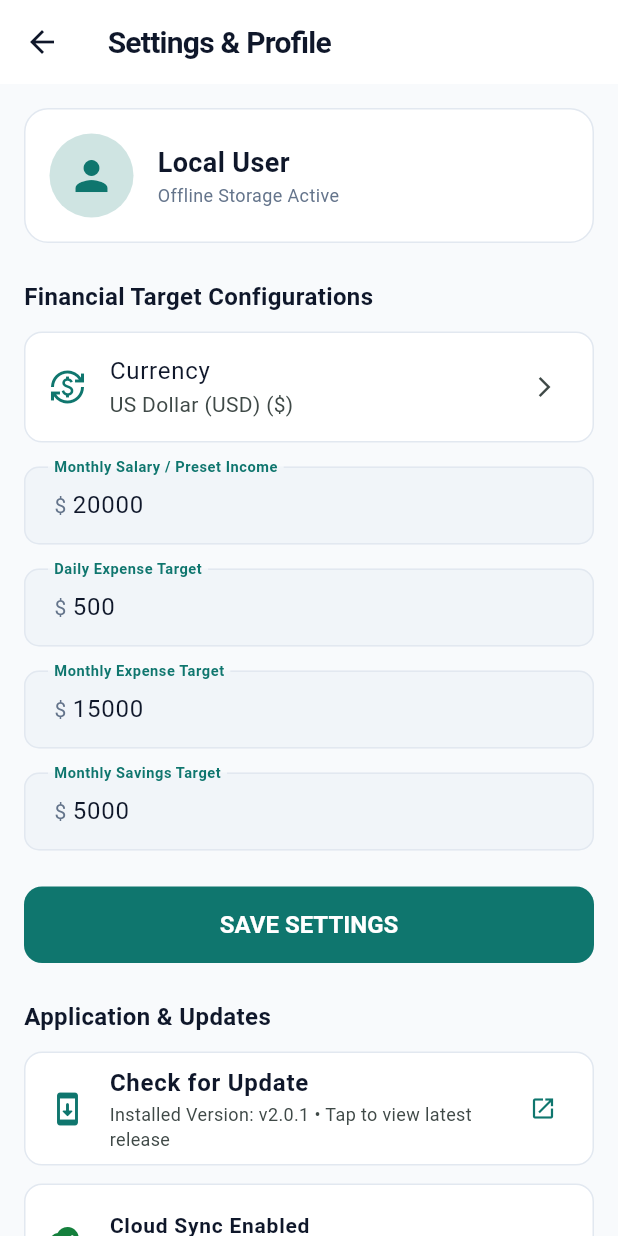
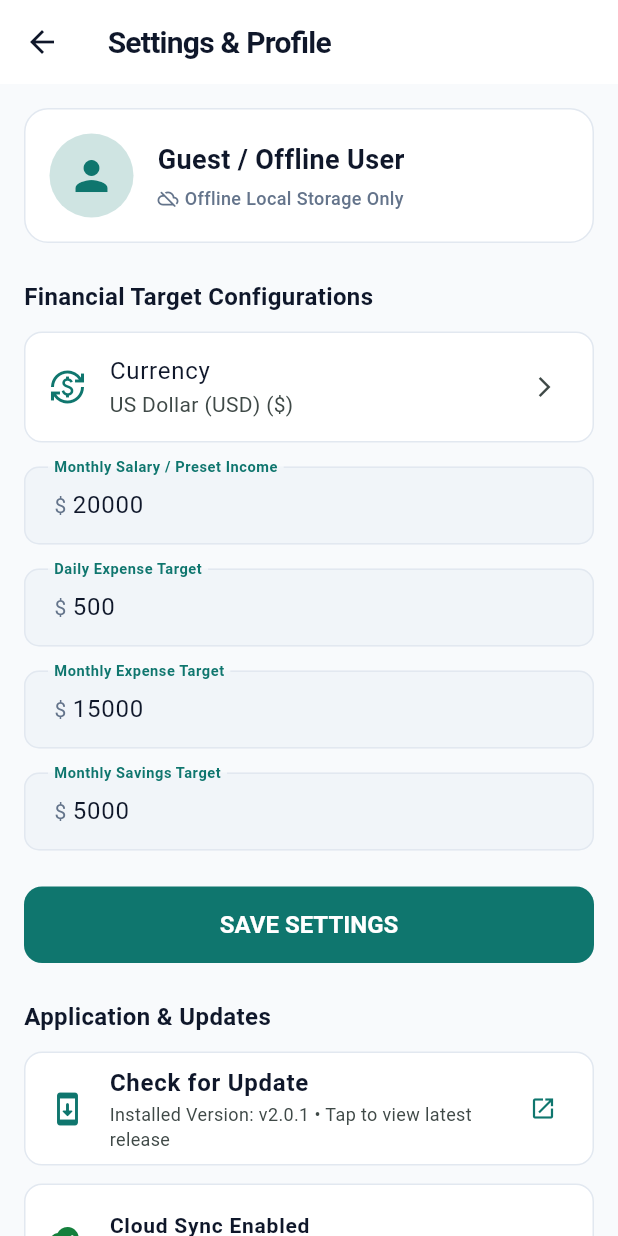
Before and after one commit to khademul-menaliam/expence_calculate_mobile_app, a Flutter app: the SettingsScreen screen opened directly, on a phone screen of 412 x 824 dp. Run offline on Flutter 3.47's test engine with Material 3 defaults, Android fonts, the phone set to English and light mode, and no system bars; our stand-ins replace drift, flutter_local_notifications, flutter_riverpod, shared_preferences, supabase_flutter; accounts and stored records are empty; generated files the repository leaves out were written again; project files that could hold a hidden picture were left out.

Commit message:
fix(auth): connect Supabase cloud auth with offline fallback

```diff
--- a/lib/screens/settings/settings_screen.dart
+++ b/lib/screens/settings/settings_screen.dart
@@ -131,12 +131,37 @@ class _SettingsScreenState extends ConsumerState<SettingsScreen> {
                         crossAxisAlignment: CrossAxisAlignment.start,
                         children: [
                           Text(
-                            profile.userEmail.isNotEmpty ? profile.userEmail : 'Local User',
+                            profile.userEmail.isNotEmpty && profile.userEmail != 'local_user@offline'
+                                ? profile.userEmail
+                                : 'Guest / Offline User',
                             style: const TextStyle(fontSize: 18, fontWeight: FontWeight.bold),
                           ),
-                          const Text(
-                            'Offline Storage Active',
-                            style: TextStyle(fontSize: 12, color: AppTheme.textSecondary),
+                          const SizedBox(height: 4),
+                          Row(
+                            children: [
+                              Icon(
+                                profile.userEmail != 'local_user@offline' && profile.userEmail.isNotEmpty
+                                    ? Icons.cloud_done_rounded
+                                    : Icons.cloud_off_rounded,
+                                size: 14,
+                                color: profile.userEmail != 'local_user@offline' && profile.userEmail.isNotEmpty
+                                    ? AppTheme.incomeColor
+                                    : AppTheme.textSecondary,
+                              ),
+                              const SizedBox(width: 4),
+                              Text(
+                                profile.userEmail != 'local_user@offline' && profile.userEmail.isNotEmpty
+                                    ? 'Supabase Cloud Account (Synced)'
+                                    : 'Offline Local Storage Only',
+                                style: TextStyle(
+                                  fontSize: 12,
+                                  fontWeight: FontWeight.w500,
+                                  color: profile.userEmail != 'local_user@offline' && profile.userEmail.isNotEmpty
+                                      ? AppTheme.incomeColor
+                                      : AppTheme.textSecondary,
+                                ),
+                              ),
+                            ],
                           ),
                         ],
                       ),
```
Also changed, not shown: lib/repositories/profile_repository.dart (+58 -1 lines), lib/screens/auth/auth_screen.dart (+23 -13 lines), lib/services/supabase_service.dart (+17 -2 lines).
